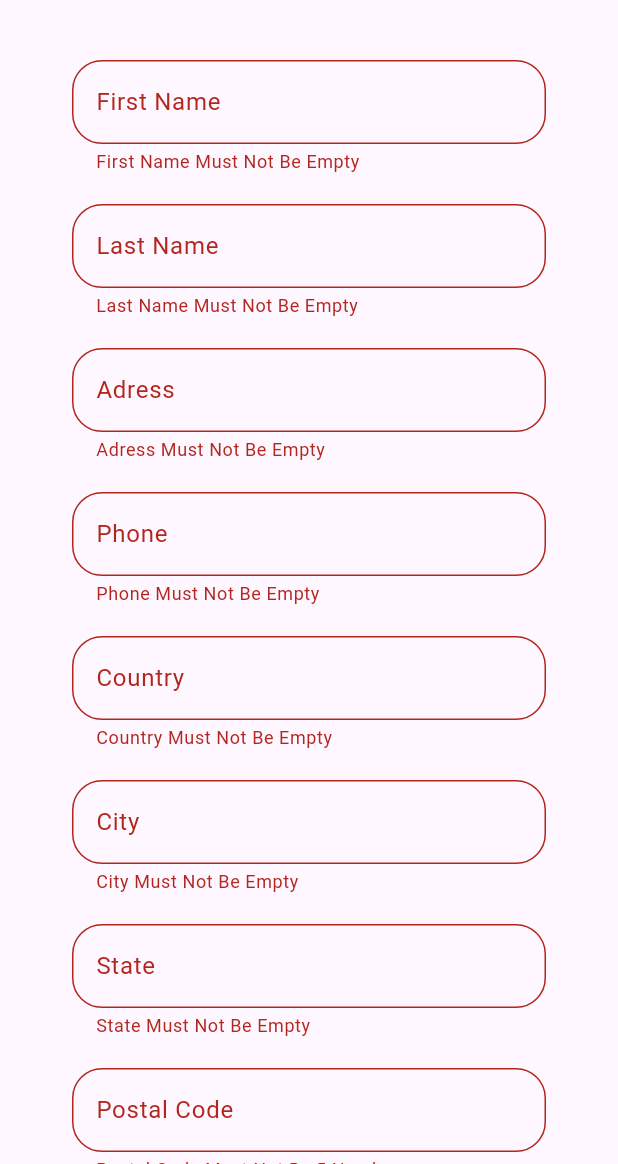
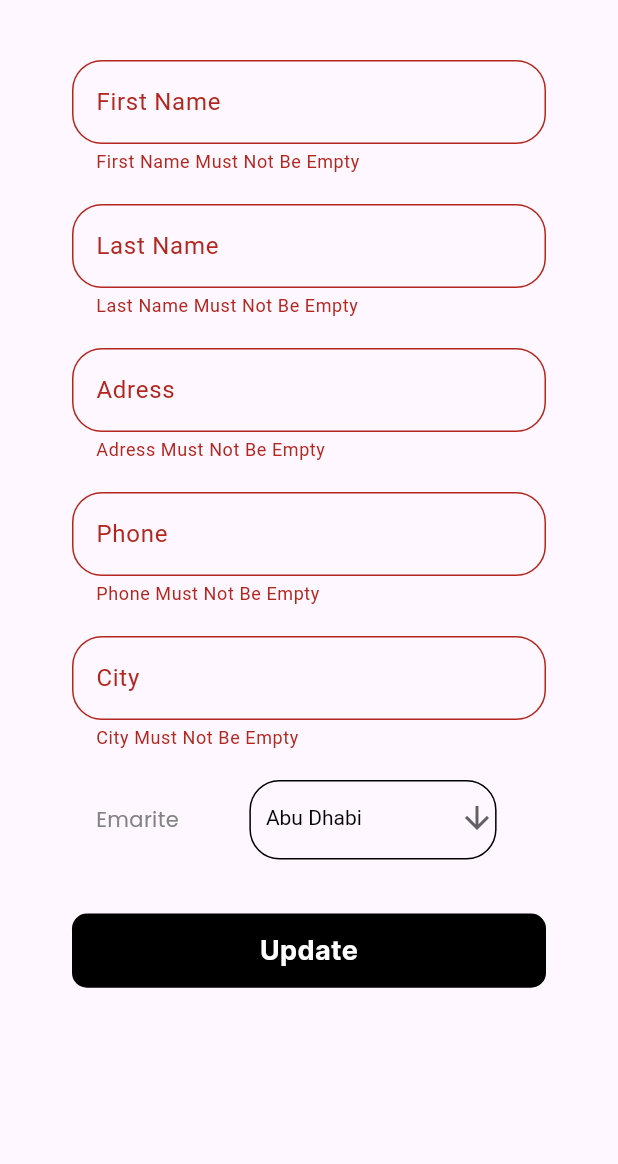
Before and after one commit to AliNezarSheikh/OmegaApp, a Flutter app: the updateaddress screen opened directly with empty values, after a tap on "Update", on a phone screen of 412 x 824 dp, the part 72-1236 px from its top. Run offline on Flutter 3.47's test engine with Material 3 defaults, Android fonts, the light colour scheme and no system bars; our stand-ins replace accordion, carousel_slider, conditional_builder_null_safety, device_info_plus, dotted_border, flutter_staggered_animations and 4 more; accounts and stored records are empty.

Commit message:
finish first version

```diff
--- a/lib/Constant/Components.dart
+++ b/lib/Constant/Components.dart
@@ -78,9 +78,7 @@ List<categorymodel> listcategories = [];
 List<productmodel> listproducts = [];
 List<productmodel> listmiddle = [];
 List<itemincart> listcart=[];
-
-
 late addressmodel useraddress;
-String baseurl="https://bagisto.lofialight.com/public/api/v1";
+String baseurl="https://bagisto.code-vision.ae/public/api/v1";
 GetStorage remeber=GetStorage();
 GetStorage edit=GetStorage();
--- a/lib/View/Screens/address/updateaddress.dart
+++ b/lib/View/Screens/address/updateaddress.dart
@@ -19,8 +19,7 @@ TextEditingController stateController = TextEditingController();
 TextEditingController phoneController = TextEditingController();
 TextEditingController firstname = TextEditingController();
 TextEditingController lastname = TextEditingController();
-TextEditingController postalcode = TextEditingController();
-TextEditingController country = TextEditingController();
+
 
 
 logincontroller controller = Get.put(logincontroller());
@@ -29,12 +28,12 @@ GlobalKey<FormState> formKey = GlobalKey<FormState>();
   Widget build(BuildContext context) {
     adressController.text=model.address1!;
     cityController.text=model.city!;
-    country.text=model.country!;
+
     stateController.text=model.state!;
     phoneController.text=model.phoneaddress!;
     firstname.text=model.firstname!;
     lastname.text=model.lastname!;
-    postalcode.text=model.postcode!;
+
     return Obx(
           ()=> Scaffold(
         appBar: AppBar(
@@ -132,23 +131,8 @@ GlobalKey<FormState> formKey = GlobalKey<FormState>();
                       ),
                       lab: "Phone",
                       type: TextInputType.number),
-                  SizedBox(height: 20,),
-                  textinput(
-                      controller: country,
-                      hint: "Country",
-                      obscure: false,
-                      validator: (String? value) {
-                        if (value!.isEmpty) {
-                          return "Country Must Not Be Empty";
-                        } else {
-                          return null;
-                        }
-                      },
-                      border: OutlineInputBorder(
-                        borderRadius: BorderRadius.circular(20.0),
-                      ),
-                      lab: "Country",
-                      type: TextInputType.text),
+
+
                   SizedBox(height: 20,),
                   textinput(
                     validator: (String? value) {
@@ -168,40 +152,58 @@ GlobalKey<FormState> formKey = GlobalKey<FormState>();
                     controller: cityController,
                   ),
                   SizedBox(height: 20,),
-                  textinput(
-                    type: TextInputType.text,
-                    border: OutlineInputBorder(
-                      borderRadius: BorderRadius.circular(20.0),
-                    ),
-                    lab: "State",
-                    obscure: false,
-                    hint: "State",
-                    controller: stateController,
-                    validator: (String? value) {
-                      if (value!.isEmpty) {
-                        return "State Must Not Be Empty ";
-                      } else {
-                        return null;
-                      }
-                    },
+                  Row(
+                    children: [
+                      Padding(
+                          padding:
+                          const EdgeInsets.symmetric(horizontal: 32.0),
+                          child: SecondlyText(words: "Emarite")
+                      ),
+                      SizedBox(
+                        width: 15.0,
+                      ),
+                      Container(
+                        width: width!*0.4,
+                        height: 53,
+                        decoration: BoxDecoration(
+                          borderRadius: BorderRadius.circular(20.0),
+                          border: Border.all(
+                            color: fontcolorprimary,
+                            width: 1.0,
+                            style: BorderStyle.solid,
+                          ),
+                        ),
+                        child: DropdownButtonFormField<String>(
+                          decoration: InputDecoration(
+                              border:InputBorder.none
+                          ),
+
+                          borderRadius:  BorderRadius.circular(20.0),
+                          padding: EdgeInsets.only(
+                            left: 10.0,
+                          ),
+
+                          value: controller.dropdownValueemarite.value,
+
+                          icon: const Icon(Icons.arrow_downward),
+                          elevation: 16,
+                          style:  TextStyle(color: fontcolorprimary),
+
+                          onChanged: (String? value) {
+                            controller.dropdownValueemarite=value!.obs;
+
+                          },
+                          items: emarites.map<DropdownMenuItem<String>>((String value) {
+                            return DropdownMenuItem<String>(
+                              value: value,
+                              child: Text(value),
+                            );
+                          }).toList(),
+                        ),
+                      ),
+                    ],
                   ),
-                  SizedBox(height: 20,),
-                  textinput(
-                      controller: postalcode,
-                      border: OutlineInputBorder(
-                        borderRadius: BorderRadius.circular(20.0),
-                      ),
-                      lab: "Postal Code",
-                      hint: "Postal Code",
-                      obscure: false,
-                      validator: (String? value) {
-                        if (value!.length<5) {
-                          return "Postal Code Must Not Be 5 Numbers";
-                        } else {
-                          return null;
-                        }
-                      },
-                      type: TextInputType.number),
+
                   SizedBox(height: 20,),
                   ConditionalBuilder(
                       condition: controller.isLoading.isFalse,
@@ -216,7 +218,7 @@ GlobalKey<FormState> formKey = GlobalKey<FormState>();
                                   city: cityController.text,
                                   phoneaddress: phoneController.text,
                                   state_name: stateController.text,
-                                  context: context, token: token!, postcode: postalcode.text, first_name: firstname.text, last_name: lastname.text, country: country.text);
+                                  context: context, token: token!, postcode:"00000", first_name: firstname.text, last_name: lastname.text, country:"UAE");
                               if(controller.successaddress.isTrue){
                                 Get.off(() => homescreen(),
                                     transition: Transition.rightToLeft,
```
Also changed, not shown: lib/Constant/reusable.dart (+24 -9 lines), lib/Control/dashboardcontroller.dart (+111 -28 lines), lib/Model/cartmodel.dart (+29 -20 lines), lib/View/Screens/address/addadress.dart (+1 -13 lines).
